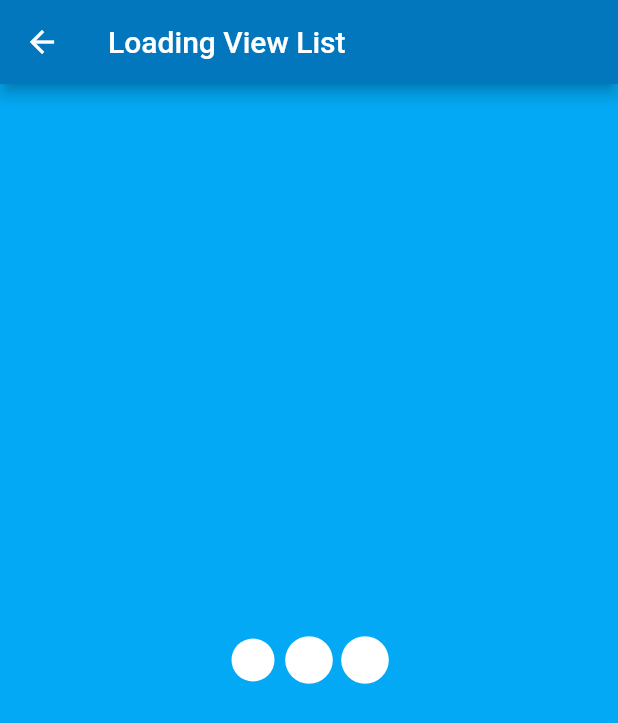
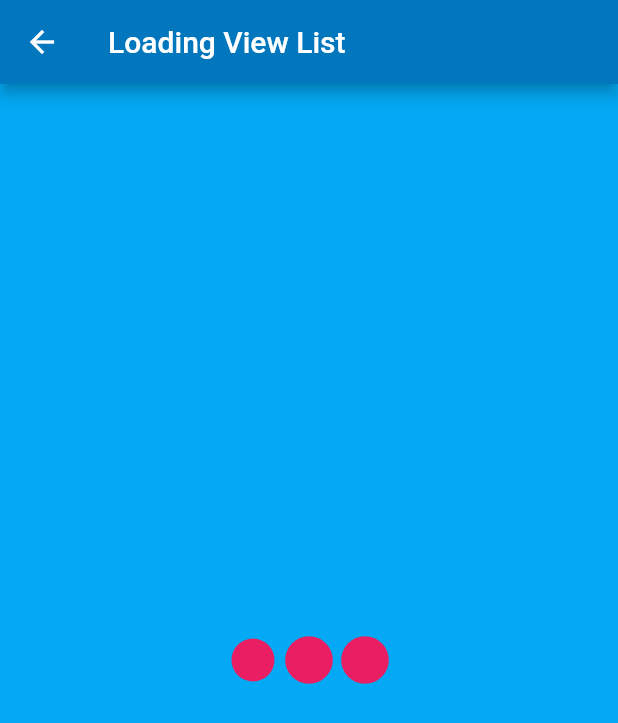
Before and after one commit to leonzone/loading, a Flutter app: the screen it shows after launch, after a tap on "Show Time", on a phone screen of 412 x 824 dp. Shown: the top 723 px of the screen. Run offline on Flutter 3.47's test engine with Material 2 defaults, Android fonts, the phone set to English and light mode, and no system bars.

Commit message:
update example

```diff
--- a/lib/main.dart
+++ b/lib/main.dart
@@ -70,7 +70,7 @@ class LoadingList extends StatelessWidget {
       body: Container(
         color: Colors.lightBlue,
         child: Center(
-          child: Loading(indicator: BallPulseIndicator(), size: 100.0),
+          child: Loading(indicator: BallPulseIndicator(), size: 100.0, color: Colors.pink,),
         ),
       ),
 //      body: Container(
```
Also changed, not shown: 1 other file.
